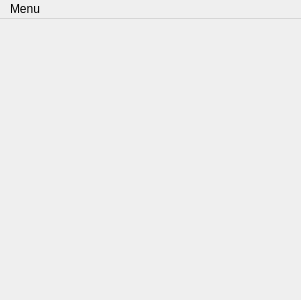
The window that mainwindow.ui (floreks/VoronoiVisualiser) describes before a commit, drawn with Qt 5.
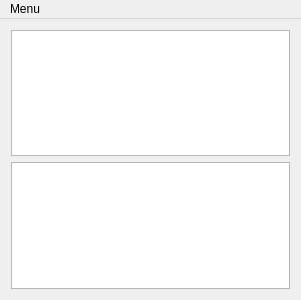
The same window after the commit.

Patch:
```diff
--- a/mainwindow.ui
+++ b/mainwindow.ui
@@ -19,7 +19,20 @@
   <property name="windowTitle">
    <string>MainWindow</string>
   </property>
-  <widget class="QWidget" name="centralWidget"/>
+  <widget class="QWidget" name="centralWidget">
+   <layout class="QGridLayout" name="gridLayout_2">
+    <item row="0" column="0">
+     <layout class="QGridLayout" name="gridLayout">
+      <item row="0" column="0">
+       <widget class="QGraphicsView" name="graphicsView"/>
+      </item>
+      <item row="1" column="0">
+       <widget class="QGraphicsView" name="graphicsView_2"/>
+      </item>
+     </layout>
+    </item>
+   </layout>
+  </widget>
   <widget class="QMenuBar" name="menuBar">
    <property name="geometry">
     <rect>
```
Left out of the diff: 22 changed lines with no effect on the pictures.
